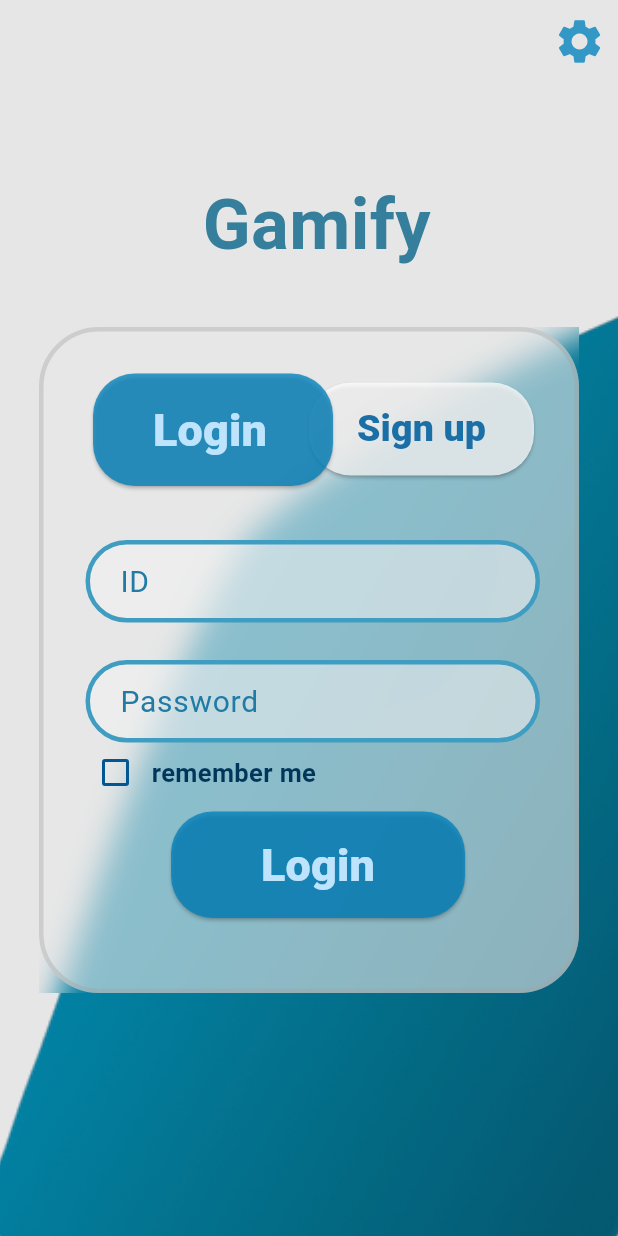
After one commit to saf-24/gamify_project, a Flutter app: the In_login_page screen opened directly, on a phone screen of 412 x 824 dp. The commit adds this screen. Run offline on Flutter 3.47's test engine with Material 3 defaults, Android fonts, the light colour scheme and no system bars.

```diff
--- a/lib/Anas/Screens/Anas.dart
+++ b/lib/Anas/Screens/Anas.dart
@@ -10,7 +10,7 @@ class MyApp extends StatelessWidget {
 
   @override
   Widget build(BuildContext context) {
-    return MaterialApp(
+    return const MaterialApp(
       debugShowCheckedModeBanner: false,
       home: NotificationsScreen(),
     );
--- /dev/null
+++ b/lib/Safwan/Screens/safwan_institusoin_logn_page.dart
@@ -0,0 +1,252 @@
+// ignore_for_file: prefer_const_constructors, sort_child_properties_last
+
+import 'dart:ui';
+
+import 'package:flutter/material.dart';
+
+void main() {
+  runApp(const MyApp());
+}
+
+class MyApp extends StatelessWidget {
+  const MyApp({super.key});
+
+  @override
+  Widget build(BuildContext context) {
+    return MaterialApp(
+      debugShowCheckedModeBanner: false,
+      theme: ThemeData.light(useMaterial3: true),
+      home: const In_login_page(),
+    );
+  }
+}
+
+class In_login_page extends StatelessWidget {
+  const In_login_page({super.key});
+
+  @override
+  Widget build(BuildContext context) {
+    final ValueNotifier<bool> ischecked = ValueNotifier(false);
+    return Scaffold(
+      backgroundColor: const Color.fromARGB(255, 230, 230, 230),
+      appBar: AppBar(
+        actions: <Widget>[
+          IconButton(
+            icon: const Icon(
+              Icons.settings,
+              size: 35.4,
+              color: Color.fromARGB(197, 0, 129, 189),
+            ),
+            onPressed: () {},
+          )
+        ],
+        backgroundColor: const Color.fromARGB(255, 230, 230, 230),
+      ),
+      body: Stack(
+        children: [
+          Positioned(
+            top: 60,
+            left: 135,
+            child: Container(
+              child: Text(
+                "Gamify",
+                style: TextStyle(
+                    fontSize: 47,
+                    color: const Color.fromARGB(255, 54, 127, 156),
+                    fontWeight: FontWeight.w700),
+              ),
+            ),
+          ),
+          Positioned(
+            bottom: -59,
+            right: -51,
+            child: Image.asset(
+              "assets/img/login_bachground1.png",
+              scale: 0.75,
+            ),
+          ),
+          Center(
+            child: ClipRect(
+              child: BackdropFilter(
+                filter: ImageFilter.blur(sigmaX: 10, sigmaY: 11),
+                child: Container(
+                  child: Stack(
+                    children: [
+                      Positioned(
+                        top: 34,
+                        right: 27,
+                        child: ElevatedButton(
+                          onPressed: () {},
+                          child: Text("Sign up",
+                              style: TextStyle(
+                                  fontSize: 25,
+                                  color:
+                                      const Color.fromARGB(255, 27, 111, 167),
+                                  fontWeight: FontWeight.w900)),
+                          style: ButtonStyle(
+                              backgroundColor: WidgetStateProperty.all(
+                                const Color.fromARGB(192, 255, 255, 255),
+                              ),
+                              padding: WidgetStateProperty.all(
+                                  EdgeInsets.fromLTRB(32, 13, 32, 13)),
+                              shape: WidgetStateProperty.all(
+                                  RoundedRectangleBorder(
+                                      borderRadius:
+                                          BorderRadius.circular(28)))),
+                        ),
+                      ),
+                      Positioned(
+                        top: 28,
+                        left: 33,
+                        child: ElevatedButton(
+                          onPressed: () {},
+                          child: Text("Login",
+                              style: TextStyle(
+                                  fontSize: 30,
+                                  color:
+                                      const Color.fromARGB(255, 190, 228, 253),
+                                  fontWeight: FontWeight.w900)),
+                          style: ButtonStyle(
+                              backgroundColor: WidgetStateProperty.all(
+                                const Color.fromARGB(197, 0, 129, 189),
+                              ),
+                              padding: WidgetStateProperty.all(
+                                  EdgeInsets.fromLTRB(40, 16, 44, 16)),
+                              shape: WidgetStateProperty.all(
+                                  RoundedRectangleBorder(
+                                      borderRadius:
+                                          BorderRadius.circular(28)))),
+                        ),
+                      ),
+                      SizedBox(
+                        height: 44,
+                      ),
+                      Positioned(
+                        top: 139,
+                        left: 28,
+                        child: Container(
+                            alignment: Alignment.center,
+                            decoration: BoxDecoration(
+                                borderRadius: BorderRadius.circular(28),
+                                color: const Color.fromARGB(141, 241, 241, 241),
+                                border: Border.all(
+                                    color:
+                                        const Color.fromARGB(255, 64, 157, 194),
+                                    width: 3)),
+                            width: 303,
+                            height: 55,
+                            child: TextField(
+                              decoration: InputDecoration(
+                                  border: InputBorder.none,
+                                  hintText: "ID",
+                                  hintStyle: TextStyle(
+                                      fontSize: 20,
+                                      fontWeight: FontWeight.w400,
+                                      color: const Color.fromARGB(
+                                          255, 33, 123, 165)),
+                                  contentPadding: EdgeInsets.only(left: 20)),
+                            )),
+                      ),
+                      Positioned(
+                        top: 219,
+                        left: 28,
+                        child: Container(
+                            alignment: Alignment.center,
+                            decoration: BoxDecoration(
+                                borderRadius: BorderRadius.circular(28),
+                                color: const Color.fromARGB(141, 241, 241, 241),
+                                border: Border.all(
+                                    color:
+                                        const Color.fromARGB(255, 64, 157, 194),
+                                    width: 3)),
+                            width: 303,
+                            height: 55,
+                            child: TextField(
+                              obscureText: true,
+                              decoration: InputDecoration(
+                                  border: InputBorder.none,
+                                  hintText: "Password",
+                                  hintStyle: TextStyle(
+                                      fontSize: 20,
+                                      fontWeight: FontWeight.w400,
+                                      color: const Color.fromARGB(
+                                          255, 33, 123, 165)),
+                                  contentPadding: EdgeInsets.only(left: 20)),
+                            )),
+                      ),
+                      Positioned(
+                        top: 270,
+                        left: 24,
+                        child: Row(
+                          children: [
+                            ValueListenableBuilder<bool>(
+                              valueListenable: ischecked,
+                              builder: (context, value, child) {
+                                return Checkbox(
+                                  activeColor:
+                                      const Color.fromARGB(255, 33, 140, 182),
+                                  value: value,
+                                  onChanged: (bool? newValue) {
+                                    ischecked.value = newValue ?? false;
+                                  },
+                                  side: BorderSide(
+                                      color:
+                                          const Color.fromARGB(255, 0, 87, 145),
+                                      width: 2),
+                                );
+                              },
+                            ),
+                            Text(
+                              "remember me",
+                              style: TextStyle(
+                                  fontSize: 17,
+                                  color: const Color.fromARGB(255, 0, 54, 90),
+                                  fontWeight: FontWeight.w600),
+                            ),
+                          ],
+                        ),
+                      ),
+                      Positioned(
+                        top: 320,
+                        left: 85,
+                        child: ElevatedButton(
+                          onPressed: () {},
+                          child: Text("Login",
+                              style: TextStyle(
+                                  fontSize: 30,
+                                  color:
+                                      const Color.fromARGB(255, 190, 228, 253),
+                                  fontWeight: FontWeight.w900)),
+                          style: ButtonStyle(
+                              backgroundColor: WidgetStateProperty.all(
+                                const Color.fromARGB(197, 0, 129, 189),
+                              ),
+                              padding: WidgetStateProperty.all(
+                                  EdgeInsets.fromLTRB(60, 14, 60, 14)),
+                              shape: WidgetStateProperty.all(
+                                  RoundedRectangleBorder(
+                                      borderRadius:
+                                          BorderRadius.circular(28)))),
+                        ),
+                      ),
+                    ],
+                  ),
+                  width: 360,
+                  height: 444,
+                  decoration: BoxDecoration(
+                      borderRadius: BorderRadius.all(
+                        Radius.circular(40),
+                      ),
+                      color: const Color.fromARGB(153, 231, 231, 231),
+                      border: Border.all(
+                          color: const Color.fromARGB(94, 161, 161, 161),
+                          width: 3)),
+                ),
+              ),
+            ),
+          ),
+        ],
+      ),
+    );
+  }
+}
--- a/pubspec.yaml
+++ b/pubspec.yaml
@@ -61,6 +61,7 @@ flutter:
   # To add assets to your application, add an assets section, like this:
   assets:
     - assets/img/login_bachground1.png
+    - assets/img/download.jpg
 
 
   # An image asset can refer to one or more resolution-specific "variants", see
```
Also changed, not shown: lib/Safwan/Screens/student_home_page.dart (added, +79 -0 lines), lib/Safwan/Screens/student_home_page_test.dart (added, +87 -0 lines), lib/Safwan/Screens/test_widget.dart (added, +43 -0 lines), assets/img/download.jpg (added).
